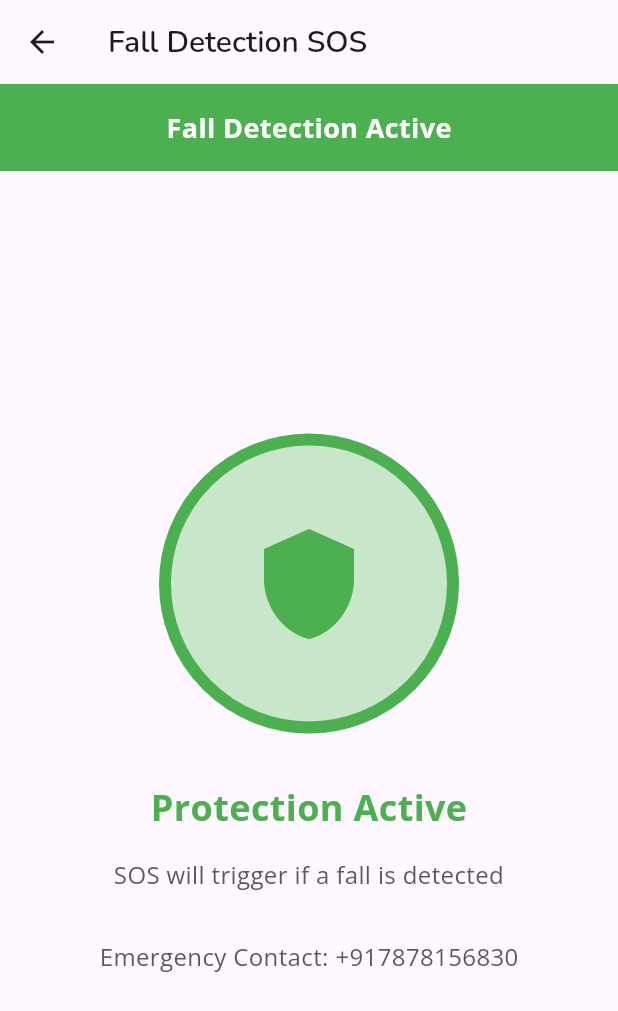
After one commit to Saurabhhsahu/Mitra, a Flutter app: the SOSScreen screen opened directly, after a tap on the "shield" icon, on a phone screen of 412 x 824 dp. The commit adds this screen. Shown: the top 1011 px of the screen. Run offline on Flutter 3.47's test engine with Material 3 defaults, Android fonts, the phone set to English and light mode, and no system bars; our stand-ins replace cloud_firestore, dartz, firebase_auth, firebase_core, fl_chart, flutter_bloc and 15 more; missing offline and left inert: heart_bpm, mongo_dart; accounts and stored records are empty.

Commit message:
added features

```diff
--- a/lib/features/landing/presentation/screen/landing_screen.dart
+++ b/lib/features/landing/presentation/screen/landing_screen.dart
@@ -2,6 +2,7 @@ import 'dart:async';
 import 'package:flutter/material.dart';
 import 'package:mitra/screens/dashboard.dart';
 import 'package:mitra/screens/heartrate.dart';
+import 'package:mitra/screens/sos.dart';
 import 'package:url_launcher/url_launcher.dart'; // For launching phone calls
 import 'package:mitra/core/config/colors.dart';
 import 'package:mitra/core/utils/time_utils.dart';
@@ -54,7 +55,8 @@ class _LandingScreenState extends State<LandingScreen> {
   final List<Widget> _screens = [
     const JivaMinimalistDashboard(),
     const JivaAssistant(),
-    const HeartRateMonitorScreen(),
+    HeartBPMDemo(),
+    const SOSScreen(),
     const JournalHomePage(),
     const ArticlesScreen(),
     const ProfileScreen(),
--- /dev/null
+++ b/lib/screens/sos.dart
@@ -0,0 +1,364 @@
+import 'dart:async';
+import 'package:flutter/material.dart';
+import 'package:sensors_plus/sensors_plus.dart';
+import 'package:url_launcher/url_launcher.dart';
+import 'package:permission_handler/permission_handler.dart';
+
+class SOSScreen extends StatefulWidget {
+  const SOSScreen({Key? key}) : super(key: key);
+
+  @override
+  _SOSScreenState createState() => _SOSScreenState();
+}
+
+class _SOSScreenState extends State<SOSScreen> {
+  // Configuration variables
+  final double _fallThreshold =
+      1000.0; // Lower value for fall detection (near freefall)
+  final int _countdownSeconds = 15; // How long until call is made
+
+  // Hardcoded emergency contact - replace with actual number
+  final String _emergencyContact = '+917878156830'; // Replace with your number
+  final String _emergencyMessage =
+      'I may be in danger. My phone has detected a fall. This is an automated SOS message.';
+
+  // State variables
+  bool _isMonitoring = false;
+  bool _sosTriggered = false;
+  int _remainingSeconds = 0;
+  late Timer _timer;
+  late StreamSubscription<UserAccelerometerEvent>
+      _userAccelerometerSubscription;
+
+  // Fall detection variables
+  bool _possibleFall = false;
+  DateTime? _fallStartTime;
+  final int _fallDurationThresholdMs =
+      300; // Minimum duration for fall detection in milliseconds
+  final double _postFallImpactThreshold = 1000.0; // Impact after fall detection
+
+  @override
+  void initState() {
+    super.initState();
+    _requestPermissions();
+  }
+
+  Future<void> _requestPermissions() async {
+    await [
+      Permission.sms,
+      Permission.phone,
+      Permission.sensors,
+    ].request();
+  }
+
+  void _toggleMonitoring() {
+    if (_isMonitoring) {
+      _stopMonitoring();
+    } else {
+      _startMonitoring();
+    }
+  }
+
+  void _startMonitoring() {
+    setState(() {
+      _isMonitoring = true;
+      _possibleFall = false;
+      _fallStartTime = null;
+    });
+
+    // Using userAccelerometerEvents to detect free fall (gravity compensated)
+    _userAccelerometerSubscription =
+        userAccelerometerEvents.listen((UserAccelerometerEvent event) {
+      // Calculate magnitude of acceleration (excluding gravity)
+      final double acceleration =
+          _calculateMagnitude(event.x, event.y, event.z);
+
+      // Fall detection algorithm
+      _detectFall(acceleration);
+    });
+  }
+
+  void _stopMonitoring() {
+    setState(() {
+      _isMonitoring = false;
+    });
+    _userAccelerometerSubscription.cancel();
+  }
+
+  double _calculateMagnitude(double x, double y, double z) {
+    return (x * x + y * y + z * z);
+  }
+
+  void _detectFall(double acceleration) {
+    if (!_isMonitoring || _sosTriggered) {
+      return;
+    }
+
+    // Step 1: Detect the beginning of a possible fall (near zero acceleration)
+    if (!_possibleFall && acceleration < _fallThreshold) {
+      _possibleFall = true;
+      _fallStartTime = DateTime.now();
+      print('Possible fall detected: ${acceleration.toStringAsFixed(2)}');
+    }
+    // Step 2: If we're in a possible fall state, check for impact
+    else if (_possibleFall && _fallStartTime != null) {
+      final fallDuration =
+          DateTime.now().difference(_fallStartTime!).inMilliseconds;
+
+      // If fall is long enough and we detect an impact (high acceleration)
+      if (fallDuration >= _fallDurationThresholdMs &&
+          acceleration > _postFallImpactThreshold) {
+        print(
+            'Fall confirmed! Duration: ${fallDuration}ms, Impact: ${acceleration.toStringAsFixed(2)}');
+        _triggerSOS();
+      }
+      // Reset fall detection if it's taking too long without impact
+      else if (fallDuration > 1000) {
+        _possibleFall = false;
+        _fallStartTime = null;
+      }
+    }
+  }
+
+  void _triggerSOS() {
+    setState(() {
+      _sosTriggered = true;
+      _remainingSeconds = _countdownSeconds;
+      _possibleFall = false;
+      _fallStartTime = null;
+    });
+
+    // Send SOS message
+    _sendSOSMessage();
+
+    // Start countdown timer
+    _timer = Timer.periodic(const Duration(seconds: 1), (timer) {
+      setState(() {
+        if (_remainingSeconds > 0) {
+          _remainingSeconds--;
+        } else {
+          _timer.cancel();
+          _makeEmergencyCall();
+        }
+      });
+    });
+  }
+
+  void _sendSOSMessage() {
+    // Implementation would use a SMS sending plugin
+    // For example with flutter_sms or telephony
+    print('SOS Message sent to $_emergencyContact: $_emergencyMessage');
+
+    // For actual SMS implementation:
+    // Using URL launcher as a simple solution (though this opens the SMS app)
+    _launchSMS();
+
+    // For a background SMS solution, you would need a plugin like:
+    // - flutter_sms
+    // - telephony
+    // - flutter_sms_inbox
+  }
+
+  Future<void> _launchSMS() async {
+    final Uri smsUri = Uri(
+      scheme: 'sms',
+      path: _emergencyContact,
+      queryParameters: {'body': _emergencyMessage},
+    );
+
+    if (await canLaunchUrl(smsUri)) {
+      await launchUrl(smsUri);
+    }
+  }
+
+  Future<void> _makeEmergencyCall() async {
+    final Uri phoneUri = Uri(scheme: 'tel', path: _emergencyContact);
+
+    if (await canLaunchUrl(phoneUri)) {
+      await launchUrl(phoneUri);
+    }
+  }
+
+  void _cancelSOS() {
+    _timer.cancel();
+    setState(() {
+      _sosTriggered = false;
+    });
+  }
+
+  @override
+  void dispose() {
+    if (_isMonitoring) {
+      _userAccelerometerSubscription.cancel();
+    }
+    if (_sosTriggered) {
+      _timer.cancel();
+    }
+    super.dispose();
+  }
+
+  @override
+  Widget build(BuildContext context) {
+    return Scaffold(
+      appBar: AppBar(
+        title: const Text('Fall Detection SOS'),
+      ),
+      body: SafeArea(
+        child: Column(
+          children: [
+            // Status indicator
+            Container(
+              width: double.infinity,
+              padding: const EdgeInsets.all(16.0),
+              color: _sosTriggered
+                  ? Colors.red
+                  : _isMonitoring
+                      ? Colors.green
+                      : Colors.grey,
+              child: Column(
+                children: [
+                  Text(
+                    _sosTriggered
+                        ? 'SOS ACTIVATED!'
+                        : _isMonitoring
+                            ? 'Fall Detection Active'
+                            : 'Fall Detection Inactive',
+                    style: const TextStyle(
+                      color: Colors.white,
+                      fontWeight: FontWeight.bold,
+                      fontSize: 18,
+                    ),
+                  ),
+                  if (_sosTriggered)
+                    Text(
+                      'Emergency call in $_remainingSeconds seconds',
+                      style: const TextStyle(
+                        color: Colors.white,
+                        fontSize: 16,
+                      ),
+                    ),
+                ],
+              ),
+            ),
+
+            Expanded(
+              child: Padding(
+                padding: const EdgeInsets.all(24.0),
+                child:
+                    _sosTriggered ? _buildSOSActiveUI() : _buildMonitoringUI(),
+              ),
+            ),
+          ],
+        ),
+      ),
+    );
+  }
+
+  Widget _buildMonitoringUI() {
+    return Column(
+      mainAxisAlignment: MainAxisAlignment.center,
+      children: [
+        // Main activation button
+        GestureDetector(
+          onTap: _toggleMonitoring,
+          child: Container(
+            width: 200,
+            height: 200,
+            decoration: BoxDecoration(
+              shape: BoxShape.circle,
+              color:
+                  _isMonitoring ? Colors.green.shade100 : Colors.grey.shade200,
+              border: Border.all(
+                color: _isMonitoring ? Colors.green : Colors.grey,
+                width: 8,
+              ),
+            ),
+            child: Center(
+              child: Icon(
+                _isMonitoring ? Icons.shield : Icons.shield_outlined,
+                size: 80,
+                color: _isMonitoring ? Colors.green : Colors.grey,
+              ),
+            ),
+          ),
+        ),
+        const SizedBox(height: 32),
+        Text(
+          _isMonitoring ? 'Protection Active' : 'Tap to Activate',
+          style: TextStyle(
+            fontSize: 24,
+            fontWeight: FontWeight.bold,
+            color: _isMonitoring ? Colors.green : Colors.grey,
+          ),
+        ),
+        const SizedBox(height: 16),
+        Text(
+          _isMonitoring
+              ? 'SOS will trigger if a fall is detected'
+              : 'When activated, SOS will trigger if phone falls',
+          textAlign: TextAlign.center,
+          style: const TextStyle(fontSize: 16),
+        ),
+        const SizedBox(height: 32),
+        Text(
+          'Emergency Contact: $_emergencyContact',
+          style: const TextStyle(fontSize: 16),
+        ),
+      ],
+    );
+  }
+
+  Widget _buildSOSActiveUI() {
+    return Column(
+      mainAxisAlignment: MainAxisAlignment.center,
+      children: [
+        const Text(
+          'FALL DETECTED - SOS ACTIVATED',
+          style: TextStyle(
+            fontSize: 24,
+            fontWeight: FontWeight.bold,
+            color: Colors.red,
+          ),
+          textAlign: TextAlign.center,
+        ),
+        const SizedBox(height: 24),
+        Text(
+          'Emergency message sent to $_emergencyContact',
+          textAlign: TextAlign.center,
+          style: const TextStyle(fontSize: 18),
+        ),
+        const SizedBox(height: 32),
+        Text(
+          'Emergency call will be made in:',
+          style: TextStyle(fontSize: 18),
+        ),
+        const SizedBox(height: 8),
+        Text(
+          '$_remainingSeconds seconds',
+          style: const TextStyle(
+            fontSize: 48,
+            fontWeight: FontWeight.bold,
+            color: Colors.red,
+          ),
+        ),
+        const SizedBox(height: 48),
+        ElevatedButton(
+          onPressed: _cancelSOS,
+          style: ElevatedButton.styleFrom(
+            backgroundColor: Colors.white,
+            foregroundColor: Colors.red,
+            padding: const EdgeInsets.symmetric(horizontal: 32, vertical: 16),
+            shape: RoundedRectangleBorder(
+              borderRadius: BorderRadius.circular(30),
+              side: const BorderSide(color: Colors.red, width: 2),
+            ),
+          ),
+          child: const Text(
+            'CANCEL SOS',
+            style: TextStyle(fontSize: 20, fontWeight: FontWeight.bold),
+          ),
+        ),
+      ],
+    );
+  }
+}
--- a/pubspec.yaml
+++ b/pubspec.yaml
@@ -39,8 +39,12 @@ dependencies:
   flutter_tts: ^4.2.2
   qr_flutter: ^4.1.0
   local_auth: ^2.3.0
-  camera: ^0.11.1
+
+  camera: ^0.10.5+5
+  heart_bpm: ^2.0.0
   torch_light: ^1.1.0
+  sensors_plus: ^6.1.1
+  permission_handler: ^11.4.0
 
 dev_dependencies:
   flutter_test:
```
Also changed, not shown: lib/screens/heartrate.dart (+34 -16 lines), pubspec.lock, 6 other files.
